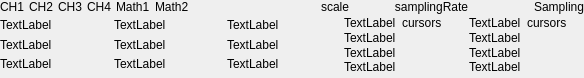
This is LEO_sniffy/GUI/widgetlabelarea.ui in jirik09/Sniffy as Qt 5 draws it before an edit. The edited form follows.
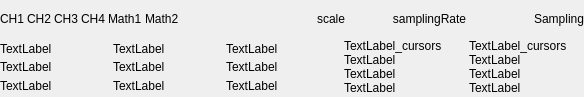
This is the edited form.

What changed in the file:
```diff
--- a/LEO_sniffy/GUI/widgetlabelarea.ui
+++ b/LEO_sniffy/GUI/widgetlabelarea.ui
@@ -7,9 +7,15 @@
     <x>0</x>
     <y>0</y>
     <width>584</width>
-    <height>78</height>
+    <height>97</height>
    </rect>
   </property>
+  <property name="sizePolicy">
+   <sizepolicy hsizetype="Preferred" vsizetype="Preferred">
+    <horstretch>0</horstretch>
+    <verstretch>0</verstretch>
+   </sizepolicy>
+  </property>
   <property name="windowTitle">
    <string>Form</string>
   </property>
@@ -53,7 +59,7 @@
       <item>
        <layout class="QHBoxLayout" name="horizontalLayout">
         <property name="spacing">
-         <number>5</number>
+         <number>3</number>
         </property>
         <item>
          <widget class="QLabel" name="label_ch1">
@@ -212,7 +218,7 @@
         <property name="minimumSize">
          <size>
           <width>150</width>
-          <height>45</height>
+          <height>0</height>
          </size>
         </property>
         <layout class="QHBoxLayout" name="horizontalLayout_4">
@@ -229,12 +235,12 @@
           <number>5</number>
          </property>
          <property name="bottomMargin">
-          <number>5</number>
+          <number>2</number>
          </property>
          <item>
           <layout class="QGridLayout" name="gridLayout">
            <property name="spacing">
-            <number>2</number>
+            <number>0</number>
            </property>
            <item row="2" column="2">
             <widget class="QLabel" name="label_meas9">
@@ -357,7 +363,7 @@
         <property name="minimumSize">
          <size>
           <width>120</width>
-          <height>60</height>
+          <height>0</height>
          </size>
         </property>
         <layout class="QVBoxLayout" name="verticalLayout_5">
@@ -374,12 +380,12 @@
           <number>0</number>
          </property>
          <property name="bottomMargin">
-          <number>5</number>
+          <number>2</number>
          </property>
          <item>
           <layout class="QVBoxLayout" name="verticalLayout_4">
            <property name="spacing">
-            <number>2</number>
+            <number>0</number>
            </property>
            <item>
             <widget class="QLabel" name="label_Vcursor_title">
@@ -425,7 +431,7 @@
         <property name="minimumSize">
          <size>
           <width>120</width>
-          <height>60</height>
+          <height>0</height>
          </size>
         </property>
         <layout class="QHBoxLayout" name="horizontalLayout_3">
@@ -442,12 +448,12 @@
           <number>0</number>
          </property>
          <property name="bottomMargin">
-          <number>5</number>
+          <number>2</number>
          </property>
          <item>
           <layout class="QVBoxLayout" name="verticalLayout_2">
            <property name="spacing">
-            <number>2</number>
+            <number>0</number>
            </property>
            <item>
             <widget class="QLabel" name="label_Hcursor_title">
```
